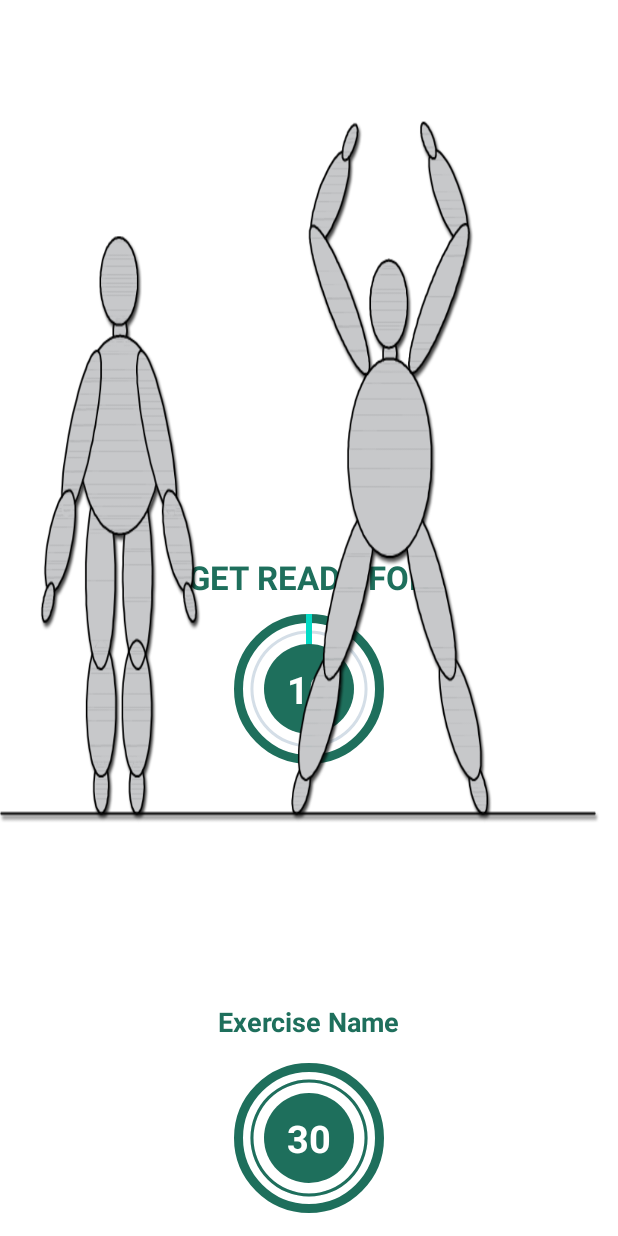
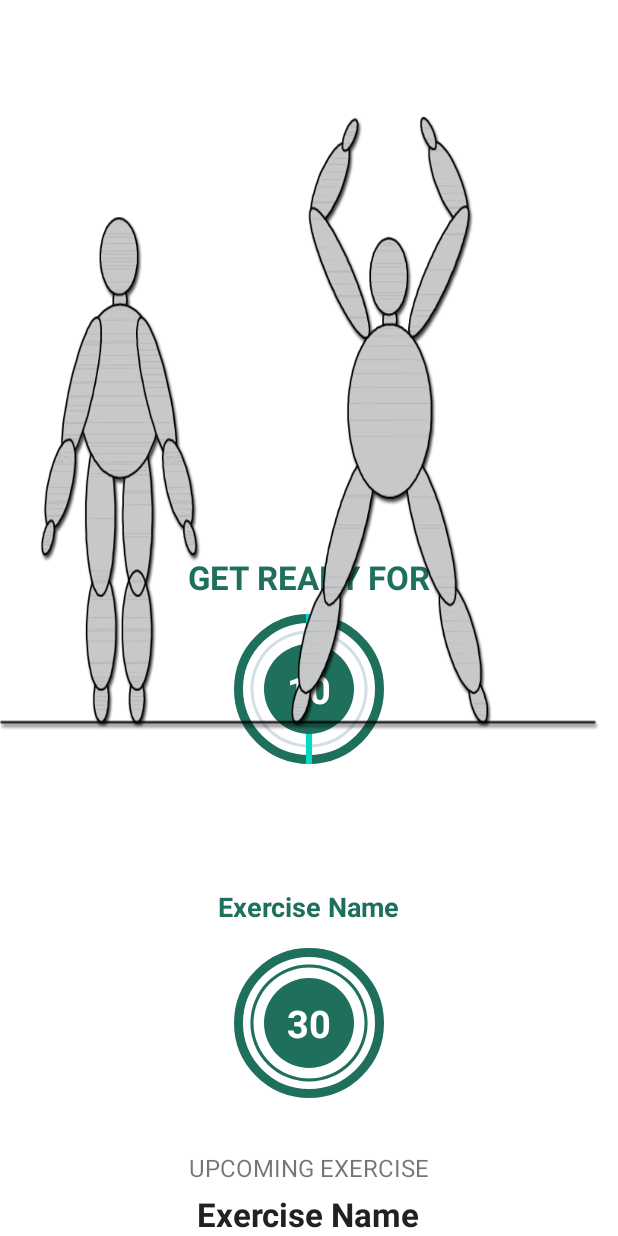
Before and after one commit to Djumabaevs/7MinuteWorkoutKotlin, an Android app: the layout activity_exercise.xml on its own in the app's theme, with its tools: preview values and no code run, on a phone screen of 412 x 824 dp. Run offline under Robolectric (Android 15) with nearby library versions, the phone set to English and light mode, and no system bars.

Commit message:
add two text views in xml

```diff
--- a/app/src/main/res/layout/activity_exercise.xml
+++ b/app/src/main/res/layout/activity_exercise.xml
@@ -134,6 +134,22 @@
 
 </FrameLayout>
 
+    <TextView
+        android:layout_width="wrap_content"
+        android:layout_height="wrap_content"
+        android:layout_marginTop="20dp"
+        android:textSize="16sp"
+        android:text="UPCOMING EXERCISE"/>
+    <TextView
+        android:id="@+id/tv_upcoming_exercise_name"
+        android:layout_width="wrap_content"
+        android:layout_height="wrap_content"
+        android:layout_marginTop="5dp"
+        android:textSize="22sp"
+        android:textColor="#212121"
+        android:textStyle="bold"
+        tools:text="Exercise Name"/>
+
 </LinearLayout>
 
 </RelativeLayout>
```
